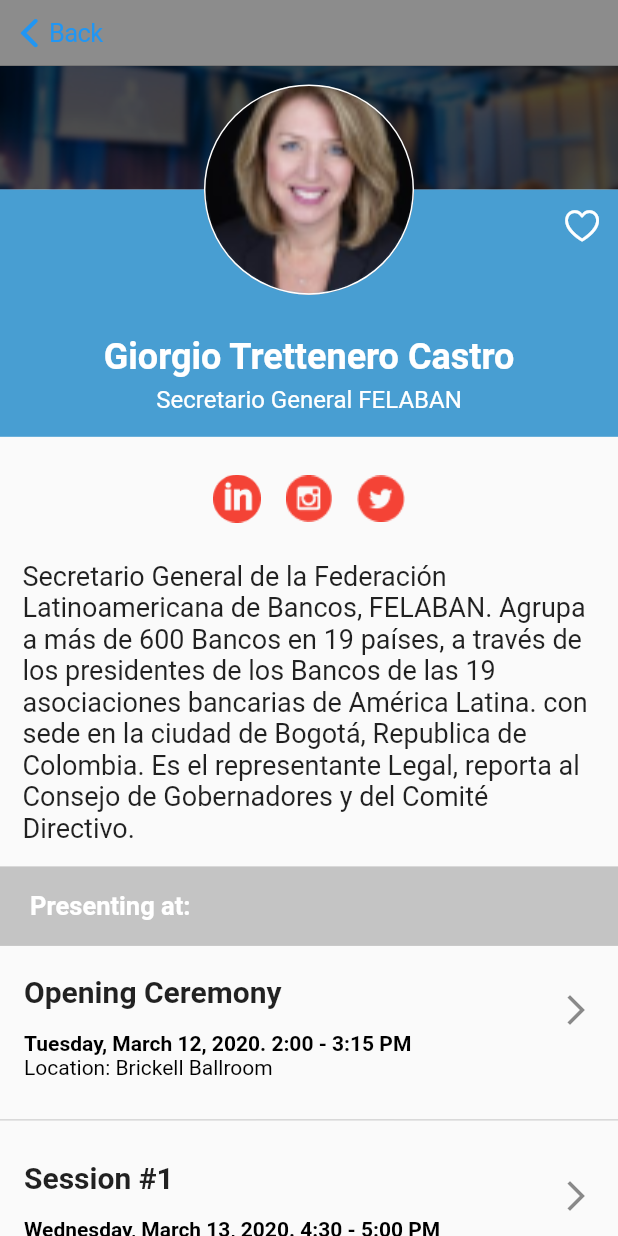
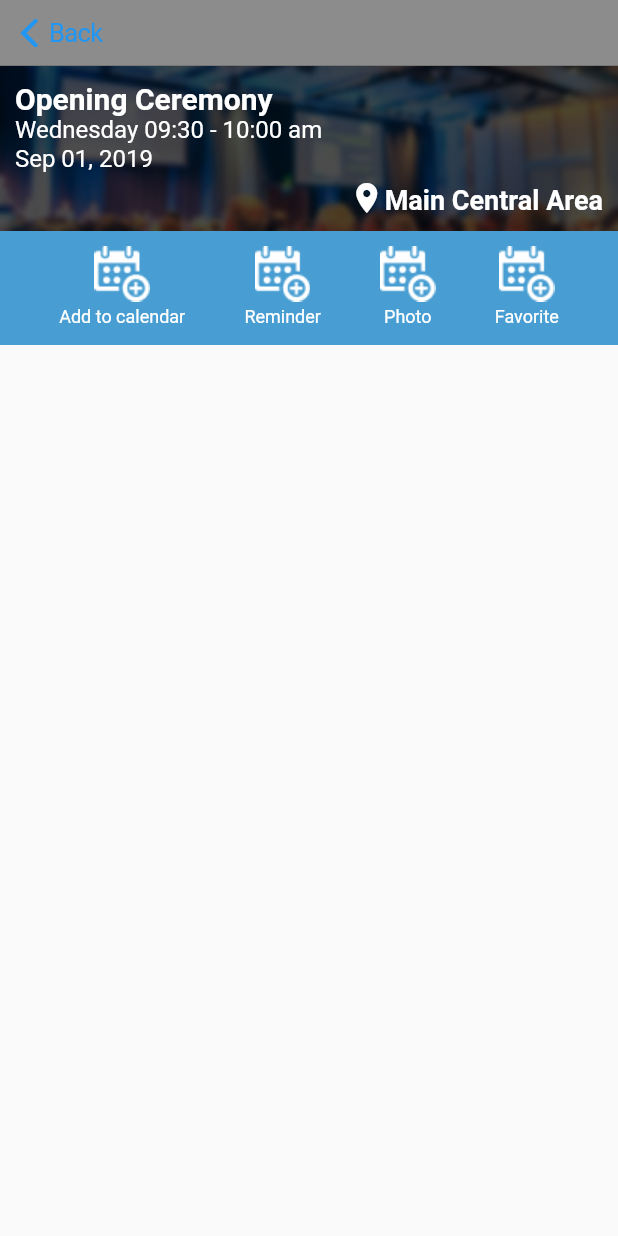
Before and after one commit to netopaez97/felaban, a Flutter app: the DetalleSpeakersView screen opened directly, after a tap on "Opening Ceremony", on a phone screen of 412 x 824 dp. Run offline on Flutter 3.47's test engine with Material 2 defaults, Android fonts, the phone set to English and light mode, and no system bars; our stand-ins replace firebase_auth, font_awesome_flutter; accounts and stored records are empty.

Commit message:
comienzo detalle agenda

```diff
--- /dev/null
+++ b/lib/pages/menu_loged/detalle_agenda.dart
@@ -0,0 +1,122 @@
+import 'package:felaban/components/barraSuperiorBACK.dart';
+import 'package:flutter/cupertino.dart';
+import 'package:flutter/material.dart';
+
+class DetalleAgendaView extends StatefulWidget {
+
+  @override
+  _DetalleAgendaViewState createState() => _DetalleAgendaViewState();
+}
+
+class _DetalleAgendaViewState extends State<DetalleAgendaView> {
+
+  Widget _cuerpoDeLaPagina(){
+    return ListView(
+      children: <Widget>[
+        _informacionCeremonia(),
+        _pasarelaOpciones(),
+      ],
+    );
+  }
+
+  Widget _informacionCeremonia(){
+    return Container(
+      height: 110,
+      child: Stack(
+        children: <Widget>[
+          Container(
+            color: Colors.black,
+            width: double.infinity,
+            child: Image.asset("assets/background.png", fit: BoxFit.cover,),
+          ),
+          Container(
+            margin: EdgeInsets.only(left: 10, top: 10, right: 10),
+            child: Column(
+              crossAxisAlignment: CrossAxisAlignment.start,
+              children: <Widget>[
+                Text("Opening Ceremony", style: TextStyle(color: Colors.white, fontSize: 20, fontWeight: FontWeight.bold),),
+                Text("Wednesday 09:30 - 10:00 am", style: TextStyle(color: Colors.white, fontSize: 16),),
+                Text("Sep 01, 2019", style: TextStyle(color: Colors.white, fontSize: 16),),
+              ],
+            ),
+          ),
+          Container(
+            height: double.infinity,
+            margin: EdgeInsets.only(bottom: 10, right: 10),
+            child: Row(
+              crossAxisAlignment: CrossAxisAlignment.end,
+              mainAxisAlignment: MainAxisAlignment.end,
+              children: <Widget>[
+                Icon(Icons.place, color:Colors.white),
+                Text("Main Central Area", style: TextStyle(color: Colors.white, fontSize: 18, fontWeight: FontWeight.bold))
+              ],
+            ),
+          )
+        ],
+      ),
+    );
+  }
+
+  Widget _pasarelaOpciones(){
+    return Container(
+      padding: EdgeInsets.symmetric(vertical: 10),
+      color: Color(0xff489ED2),
+      height: 76,
+      child: Row(
+        mainAxisAlignment: MainAxisAlignment.spaceEvenly,
+        children: <Widget>[
+          GestureDetector(
+            child: Column(
+              children: <Widget>[
+                Image.asset("assets/detalleAgenda/calendario.png"),
+                SizedBox(height: 3,),
+                Text("Add to calendar", style: TextStyle(color: Colors.white, fontSize: 12),),
+              ],
+            ),
+            onTap: (){},
+          ),
+          GestureDetector(
+            child: Column(
+              children: <Widget>[
+                Image.asset("assets/detalleAgenda/calendario.png"),
+                SizedBox(height: 3,),
+                Text("Reminder", style: TextStyle(color: Colors.white, fontSize: 12),),
+              ],
+            ),
+            onTap: (){},
+          ),
+          GestureDetector(
+            child: Column(
+              children: <Widget>[
+                Image.asset("assets/detalleAgenda/calendario.png"),
+                SizedBox(height: 3,),
+                Text("Photo", style: TextStyle(color: Colors.white, fontSize: 12),),
+              ],
+            ),
+            onTap: (){},
+          ),
+          GestureDetector(
+            child: Column(
+              children: <Widget>[
+                Image.asset("assets/detalleAgenda/calendario.png"),
+                SizedBox(height: 3,),
+                Text("Favorite", style: TextStyle(color: Colors.white, fontSize: 12),),
+              ],
+            ),
+            onTap: (){},
+          ),
+        ],
+      ),
+    );
+  }
+
+  @override
+  Widget build(BuildContext context) {
+
+    return Scaffold(
+      appBar: barraSuperior(context),
+      body: _cuerpoDeLaPagina(),
+    );
+  }
+
+}
--- a/lib/pages/menu_loged/detalle_speakers.dart
+++ b/lib/pages/menu_loged/detalle_speakers.dart
@@ -1,4 +1,5 @@
 import 'package:felaban/components/barraSuperiorBACK.dart';
+import 'package:felaban/pages/menu_loged/detalle_agenda.dart';
 import 'package:flutter/cupertino.dart';
 import 'package:flutter/material.dart';
 
@@ -191,7 +192,9 @@ class _DetalleSpeakersViewState extends State<DetalleSpeakersView> {
             ),
             trailing: Icon(Icons.arrow_forward_ios),
             onTap: (){
-
+              Navigator.push(context, MaterialPageRoute(
+                builder: (BuildContext context) => DetalleAgendaView()
+              ));
             },
           ),
         ),
@@ -212,7 +215,9 @@ class _DetalleSpeakersViewState extends State<DetalleSpeakersView> {
             ),
             trailing: Icon(Icons.arrow_forward_ios),
             onTap: (){
-
+              Navigator.push(context, MaterialPageRoute(
+                builder: (BuildContext context) => DetalleAgendaView()
+              ));
             },
           ),
         ),
--- a/pubspec.yaml
+++ b/pubspec.yaml
@@ -55,6 +55,7 @@ flutter:
   - assets/drawerImages/
   - assets/home_loged/
   - assets/speakers/
+  - assets/detalleAgenda/
   - assets/images/
   #  - images/a_dot_ham.jpeg
 
```
Also changed, not shown: assets/detalleAgenda/calendario.png (added).
